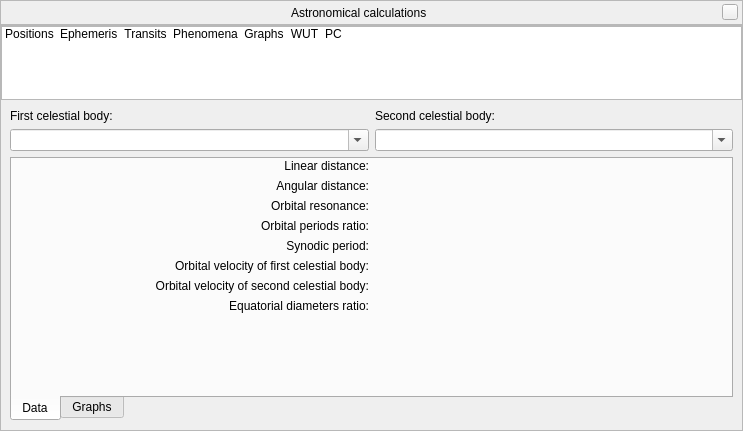
Stellarium/stellarium, file src/gui/astroCalcDialog.ui: the form before one commit.
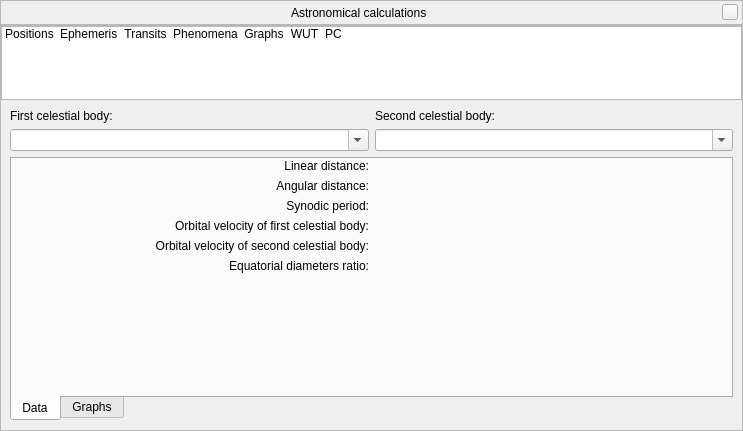
The form after the commit. The open tabs and pages were chosen to show the change. Icons and pictures are not drawn. Custom widgets are drawn as their Qt base class.

Commit message: Updated AstroCalc/PC tool (removed resonance-related data)

The edit to the form file:
```diff
--- a/src/gui/astroCalcDialog.ui
+++ b/src/gui/astroCalcDialog.ui
@@ -2108,76 +2108,20 @@
               </property>
               <item row="0" column="0">
                <layout class="QGridLayout" name="gridLayout_9">
-                <item row="5" column="0">
-                 <widget class="QLabel" name="labelOrbitalVelocityFCB">
-                  <property name="text">
-                   <string>Orbital velocity of first celestial body:</string>
-                  </property>
-                  <property name="alignment">
-                   <set>Qt::AlignRight|Qt::AlignTrailing|Qt::AlignVCenter</set>
-                  </property>
-                 </widget>
-                </item>
-                <item row="1" column="0">
-                 <widget class="QLabel" name="labelAngularDistance">
-                  <property name="text">
-                   <string>Angular distance:</string>
-                  </property>
-                  <property name="alignment">
-                   <set>Qt::AlignRight|Qt::AlignTrailing|Qt::AlignVCenter</set>
-                  </property>
-                 </widget>
-                </item>
                 <item row="1" column="1">
                  <widget class="QLabel" name="labelAngularDistanceValue"/>
                 </item>
-                <item row="2" column="0">
-                 <widget class="QLabel" name="labelOrbitalResonance">
-                  <property name="text">
-                   <string>Orbital resonance:</string>
-                  </property>
-                  <property name="alignment">
-                   <set>Qt::AlignRight|Qt::AlignTrailing|Qt::AlignVCenter</set>
-                  </property>
-                 </widget>
-                </item>
-                <item row="7" column="1">
-                 <widget class="QLabel" name="labelEquatorialRadiiRatioValue">
-                  <property name="text">
-                   <string/>
-                  </property>
-                 </widget>
-                </item>
-                <item row="0" column="0">
-                 <widget class="QLabel" name="labelLinearDistance">
-                  <property name="text">
-                   <string>Linear distance:</string>
-                  </property>
-                  <property name="alignment">
-                   <set>Qt::AlignRight|Qt::AlignTrailing|Qt::AlignVCenter</set>
-                  </property>
-                 </widget>
-                </item>
-                <item row="4" column="1">
-                 <widget class="QLabel" name="labelSynodicPeriodValue"/>
-                </item>
-                <item row="4" column="0">
-                 <widget class="QLabel" name="labelSynodicPeriod">
-                  <property name="text">
-                   <string>Synodic period:</string>
-                  </property>
-                  <property name="alignment">
-                   <set>Qt::AlignRight|Qt::AlignTrailing|Qt::AlignVCenter</set>
-                  </property>
-                 </widget>
-                </item>
-                <item row="2" column="1">
-                 <widget class="QLabel" name="labelOrbitalResonanceValue"/>
-                </item>
                 <item row="5" column="1">
-                 <widget class="QLabel" name="labelOrbitalVelocityFCBValue"/>
+                 <widget class="QLabel" name="labelEquatorialRadiiRatioValue">
+                  <property name="text">
+                   <string/>
+                  </property>
+                 </widget>
                 </item>
-                <item row="7" column="0">
+                <item row="0" column="1">
+                 <widget class="QLabel" name="labelLinearDistanceValue"/>
+                </item>
+                <item row="5" column="0">
                  <widget class="QLabel" name="labelEquatorialRadiiRatioRatio">
                   <property name="text">
                    <string>Equatorial diameters ratio:</string>
@@ -2187,7 +2131,7 @@
                   </property>
                  </widget>
                 </item>
-                <item row="6" column="0">
+                <item row="4" column="0">
                  <widget class="QLabel" name="labelOrbitalVelocitySCB">
                   <property name="text">
                    <string>Orbital velocity of second celestial body:</string>
@@ -2197,16 +2141,10 @@
                   </property>
                  </widget>
                 </item>
-                <item row="6" column="1">
-                 <widget class="QLabel" name="labelOrbitalVelocitySCBValue"/>
-                </item>
-                <item row="0" column="1">
-                 <widget class="QLabel" name="labelLinearDistanceValue"/>
-                </item>
-                <item row="3" column="0">
-                 <widget class="QLabel" name="labelOrbitalPeriodsRatio">
+                <item row="2" column="0">
+                 <widget class="QLabel" name="labelSynodicPeriod">
                   <property name="text">
-                   <string>Orbital periods ratio:</string>
+                   <string>Synodic period:</string>
                   </property>
                   <property name="alignment">
                    <set>Qt::AlignRight|Qt::AlignTrailing|Qt::AlignVCenter</set>
@@ -2214,12 +2152,44 @@
                  </widget>
                 </item>
                 <item row="3" column="1">
-                 <widget class="QLabel" name="labelOrbitalPeriodsRatioValue">
+                 <widget class="QLabel" name="labelOrbitalVelocityFCBValue"/>
+                </item>
+                <item row="0" column="0">
+                 <widget class="QLabel" name="labelLinearDistance">
                   <property name="text">
-                   <string/>
+                   <string>Linear distance:</string>
                   </property>
+                  <property name="alignment">
+                   <set>Qt::AlignRight|Qt::AlignTrailing|Qt::AlignVCenter</set>
+                  </property>
                  </widget>
                 </item>
+                <item row="3" column="0">
+                 <widget class="QLabel" name="labelOrbitalVelocityFCB">
+                  <property name="text">
+                   <string>Orbital velocity of first celestial body:</string>
+                  </property>
+                  <property name="alignment">
+                   <set>Qt::AlignRight|Qt::AlignTrailing|Qt::AlignVCenter</set>
+                  </property>
+                 </widget>
+                </item>
+                <item row="1" column="0">
+                 <widget class="QLabel" name="labelAngularDistance">
+                  <property name="text">
+                   <string>Angular distance:</string>
+                  </property>
+                  <property name="alignment">
+                   <set>Qt::AlignRight|Qt::AlignTrailing|Qt::AlignVCenter</set>
+                  </property>
+                 </widget>
+                </item>
+                <item row="2" column="1">
+                 <widget class="QLabel" name="labelSynodicPeriodValue"/>
+                </item>
+                <item row="4" column="1">
+                 <widget class="QLabel" name="labelOrbitalVelocitySCBValue"/>
+                </item>
                </layout>
               </item>
               <item row="1" column="0">
```
The commit also changes 1 other file.
